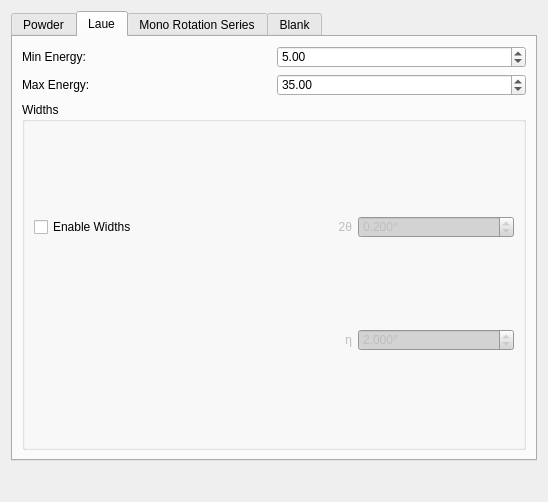
Above: hexrd/ui/resources/ui/overlay_editor.ui from HEXRD/hexrdgui before the change. Below: the same form after it.
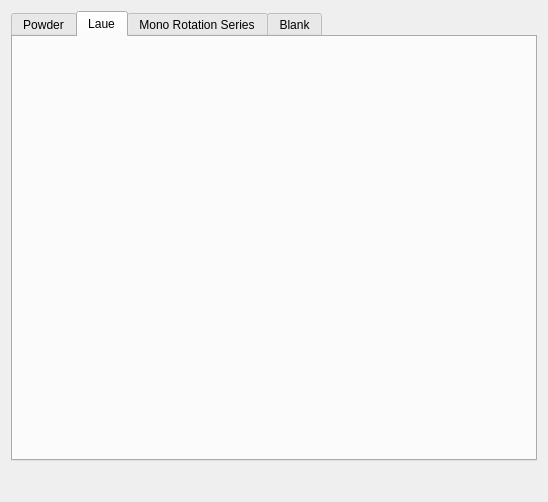
That is the form after the change. The open tabs and pages were chosen to show the change.

Commit message:
Separate Laue overlay editor into its own widget
This will make it much easier to add a mono rotation series widget
that is similar...

Otherwise, we have to preface all of the names with
"mono_rotation_series".

The edit to the form file:
```diff
--- a/hexrd/ui/resources/ui/overlay_editor.ui
+++ b/hexrd/ui/resources/ui/overlay_editor.ui
@@ -57,134 +57,8 @@
        <string>Laue</string>
       </attribute>
       <layout class="QGridLayout" name="gridLayout_2">
-       <item row="2" column="0" colspan="2">
-        <widget class="QGroupBox" name="ranges_group_box">
-         <property name="title">
-          <string>Widths</string>
-         </property>
-         <layout class="QGridLayout" name="gridLayout_4">
-          <item row="2" column="1">
-           <widget class="QLabel" name="laue_eta_width_label">
-            <property name="enabled">
-             <bool>false</bool>
-            </property>
-            <property name="text">
-             <string>η</string>
-            </property>
-            <property name="alignment">
-             <set>Qt::AlignRight|Qt::AlignTrailing|Qt::AlignVCenter</set>
-            </property>
-           </widget>
-          </item>
-          <item row="1" column="1">
-           <widget class="QLabel" name="laue_tth_width_label">
-            <property name="enabled">
-             <bool>false</bool>
-            </property>
-            <property name="text">
-             <string>2θ</string>
-            </property>
-            <property name="alignment">
-             <set>Qt::AlignRight|Qt::AlignTrailing|Qt::AlignVCenter</set>
-            </property>
-           </widget>
-          </item>
-          <item row="1" column="0">
-           <widget class="QCheckBox" name="laue_enable_widths">
-            <property name="text">
-             <string>Enable Widths</string>
-            </property>
-           </widget>
-          </item>
-          <item row="1" column="2">
-           <widget class="QDoubleSpinBox" name="laue_tth_width">
-            <property name="enabled">
-             <bool>false</bool>
-            </property>
-            <property name="keyboardTracking">
-             <bool>false</bool>
-            </property>
-            <property name="suffix">
-             <string>°</string>
-            </property>
-            <property name="decimals">
-             <number>3</number>
-            </property>
-            <property name="maximum">
-             <double>180.000000000000000</double>
-            </property>
-            <property name="value">
-             <double>0.200000000000000</double>
-            </property>
-           </widget>
-          </item>
-          <item row="2" column="2">
-           <widget class="QDoubleSpinBox" name="laue_eta_width">
-            <property name="enabled">
-             <bool>false</bool>
-            </property>
-            <property name="keyboardTracking">
-             <bool>false</bool>
-            </property>
-            <property name="suffix">
-             <string>°</string>
-            </property>
-            <property name="decimals">
-             <number>3</number>
-            </property>
-            <property name="maximum">
-             <double>180.000000000000000</double>
-            </property>
-            <property name="value">
-             <double>2.000000000000000</double>
-            </property>
-           </widget>
-          </item>
-         </layout>
-        </widget>
-       </item>
-       <item row="1" column="1">
-        <widget class="QDoubleSpinBox" name="laue_max_energy">
-         <property name="keyboardTracking">
-          <bool>false</bool>
-         </property>
-         <property name="maximum">
-          <double>10000.000000000000000</double>
-         </property>
-         <property name="value">
-          <double>35.000000000000000</double>
-         </property>
-        </widget>
-       </item>
-       <item row="1" column="0">
-        <widget class="QLabel" name="laue_max_energy_label">
-         <property name="text">
-          <string>Max Energy:</string>
-         </property>
-        </widget>
-       </item>
-       <item row="0" column="1">
-        <widget class="QDoubleSpinBox" name="laue_min_energy">
-         <property name="keyboardTracking">
-          <bool>false</bool>
-         </property>
-         <property name="maximum">
-          <double>10000.000000000000000</double>
-         </property>
-         <property name="value">
-          <double>5.000000000000000</double>
-         </property>
-        </widget>
-       </item>
        <item row="0" column="0">
-        <widget class="QLabel" name="laue_min_energy_label">
-         <property name="text">
-          <string>Min Energy:</string>
-         </property>
-        </widget>
-       </item>
-       <item row="3" column="0" colspan="2">
-        <layout class="QVBoxLayout" name="laue_crystal_editor_layout"/>
+        <layout class="QVBoxLayout" name="laue_overlay_editor_layout"/>
        </item>
       </layout>
      </widget>
```
Left out of the diff: 5 changed lines with no effect on the pictures. The commit also changes 3 other files.
